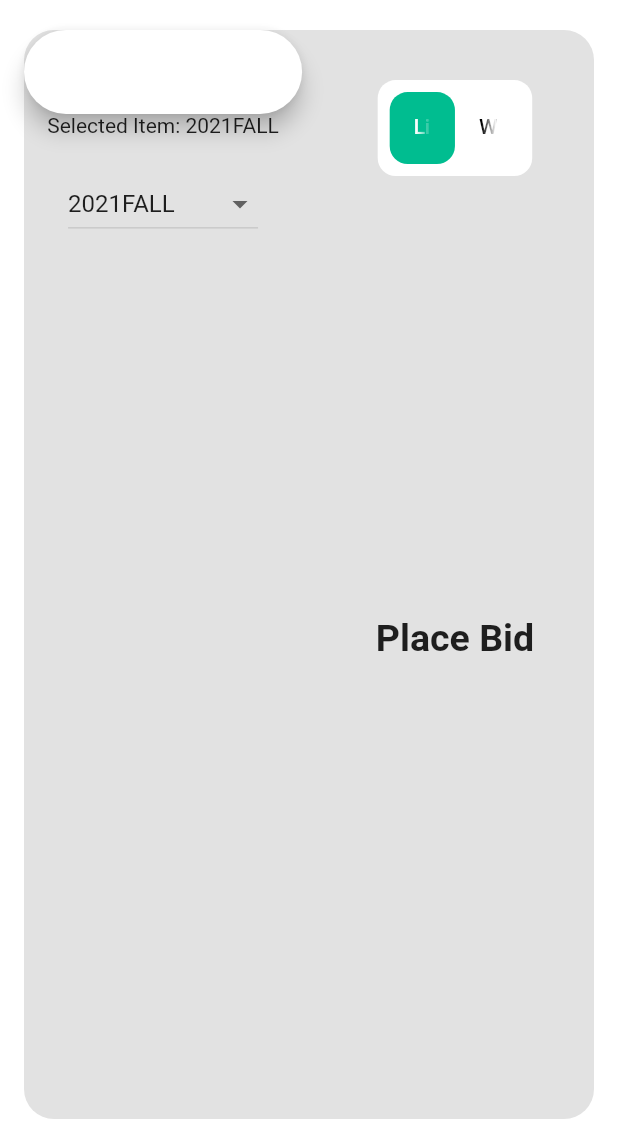
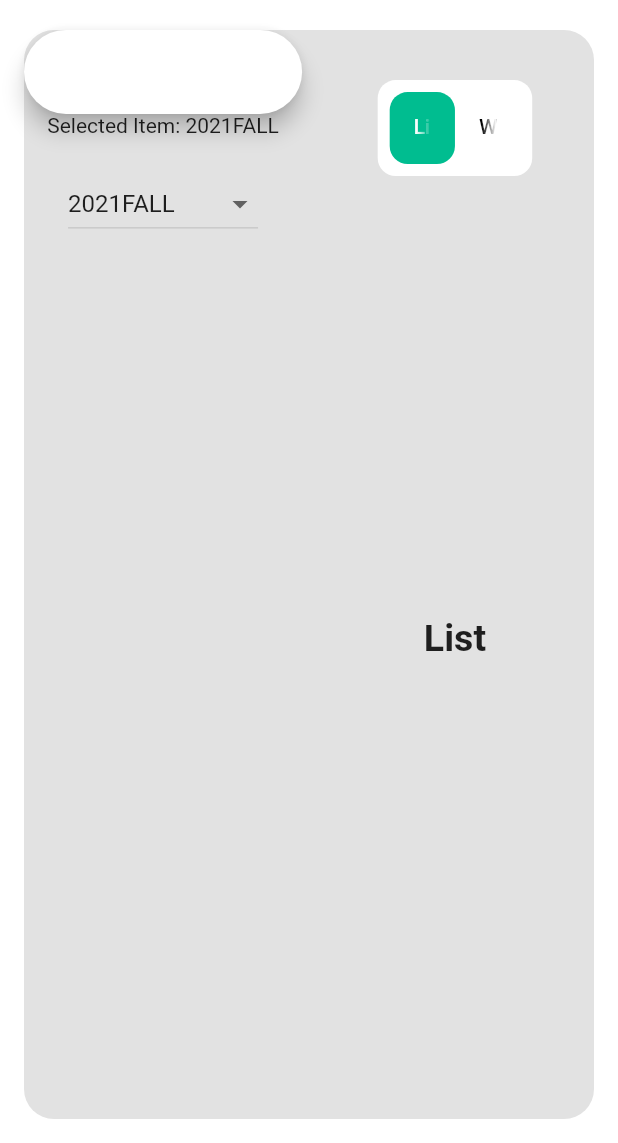
Before and after one commit to dhalmy/iit-scheduling-app, a Flutter app: the TopNavBarLayout screen opened directly, on a phone screen of 412 x 824 dp, the part 93-1236 px from its top. Run offline on Flutter 3.47's test engine with Material 2 defaults, Android fonts, the phone set to English and light mode, and no system bars; our stand-ins replace flutter_svg.

Commit message:
Changed text in tabbar.

```diff
--- a/lib/nav_bar/course_selection/preview/list_week_tab_bar/list_week_tab_bar.dart
+++ b/lib/nav_bar/course_selection/preview/list_week_tab_bar/list_week_tab_bar.dart
@@ -73,7 +73,7 @@ class _ListWeekTabBarState extends State<ListWeekTabBar>
                 // first tab bar view widget
                 Center(
                   child: Text(
-                    'Place Bid',
+                    'List',
                     style: TextStyle(
                       fontSize: 25,
                       fontWeight: FontWeight.w600,
@@ -84,7 +84,7 @@ class _ListWeekTabBarState extends State<ListWeekTabBar>
                 // second tab bar view widget
                 Center(
                   child: Text(
-                    'Buy Now',
+                    'Week',
                     style: TextStyle(
                       fontSize: 25,
                       fontWeight: FontWeight.w600,
```
